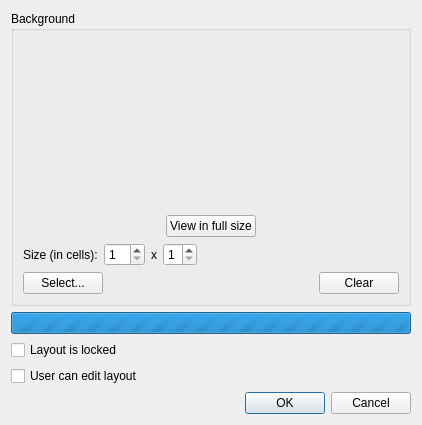
Qt form client/src/ui/dialogs/layout_settings_dialog.ui (networkoptix/nx_open) before a commit.
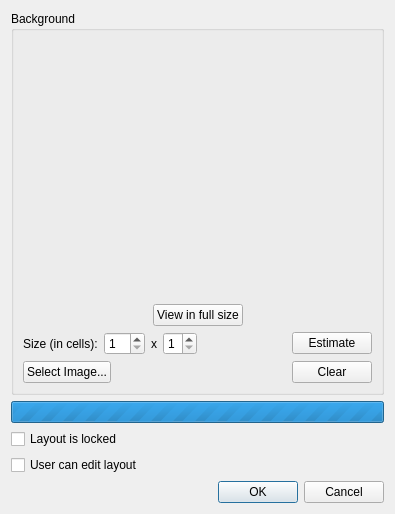
The same form after that commit. Icons and pictures are not drawn.

Commit message:
Layout settings dialog fixes
<==== Mercurial data ====>
Branch: master

```diff
--- a/client/src/ui/dialogs/layout_settings_dialog.ui
+++ b/client/src/ui/dialogs/layout_settings_dialog.ui
@@ -6,20 +6,26 @@
    <rect>
     <x>0</x>
     <y>0</y>
-    <width>422</width>
-    <height>425</height>
+    <width>395</width>
+    <height>514</height>
    </rect>
   </property>
   <property name="windowTitle">
    <string>Dialog</string>
   </property>
   <layout class="QVBoxLayout" name="verticalLayout_2">
+   <property name="sizeConstraint">
+    <enum>QLayout::SetDefaultConstraint</enum>
+   </property>
    <item>
     <widget class="QGroupBox" name="backgroundGroupBox">
      <property name="title">
       <string>Background</string>
      </property>
      <layout class="QVBoxLayout" name="verticalLayout" stretch="1,0,0,0">
+      <property name="sizeConstraint">
+       <enum>QLayout::SetDefaultConstraint</enum>
+      </property>
       <item>
        <widget class="QLabel" name="imageLabel">
         <property name="sizePolicy">
@@ -135,6 +141,13 @@
           </property>
          </spacer>
         </item>
+        <item>
+         <widget class="QPushButton" name="estimateSizeButton">
+          <property name="text">
+           <string>Estimate</string>
+          </property>
+         </widget>
+        </item>
        </layout>
       </item>
       <item>
@@ -142,7 +155,7 @@
         <item>
          <widget class="QPushButton" name="selectButton">
           <property name="text">
-           <string>Select...</string>
+           <string>Select Image...</string>
           </property>
          </widget>
         </item>
```
The commit also changes 2 other files.
